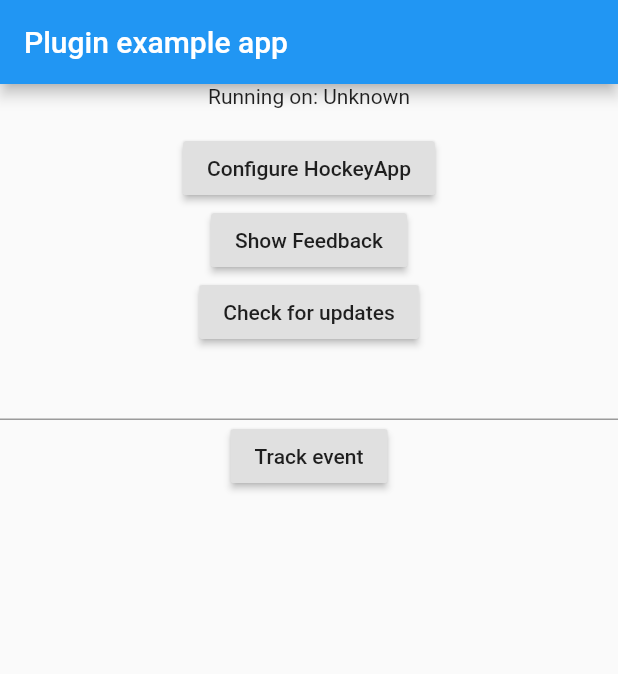
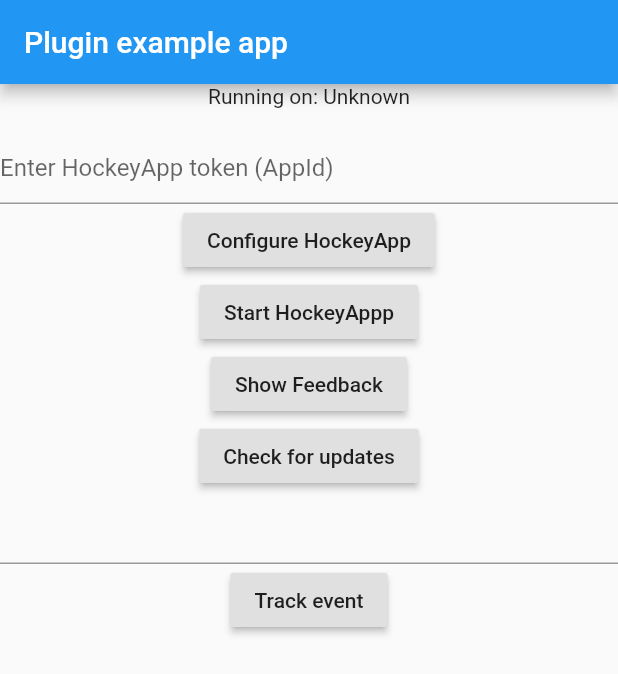
Before and after one commit to Ethras/flutter_hockeyapp, a Flutter app: the screen it shows after launch, after a tap on "Track event", on a phone screen of 412 x 824 dp. Shown: the top 674 px of the screen. Run offline on Flutter 3.47's test engine with Material 2 defaults, Android fonts, the phone set to English and light mode, and no system bars.

Commit message:
added textfield for entering token

```diff
--- a/example/lib/main.dart
+++ b/example/lib/main.dart
@@ -11,7 +11,8 @@ class MyApp extends StatefulWidget {
 
 class _MyAppState extends State<MyApp> {
   String _platformVersion = 'Unknown';
-  TextEditingController controller = TextEditingController();
+  TextEditingController eventTextController = TextEditingController();
+  TextEditingController tokenTextController = TextEditingController();
 
   @override
   initState() {
@@ -50,11 +51,23 @@ class _MyAppState extends State<MyApp> {
           child: new Column(
             children: <Widget>[
               new Text('Running on: $_platformVersion\n'),
+              new TextField(
+                controller: tokenTextController,
+                decoration:
+                    InputDecoration(hintText: "Enter HockeyApp token (AppId)"),
+              ),
               new RaisedButton(
                   onPressed: () async {
-                    await FlutterHockeyapp.configure();
+                    if (tokenTextController.text != null)
+                      await FlutterHockeyapp
+                          .configure(tokenTextController.text);
                   },
                   child: new Text("Configure HockeyApp")),
+              new RaisedButton(
+                  onPressed: () async {
+                    await FlutterHockeyapp.start();
+                  },
+                  child: new Text("Start HockeyAppp")),
               new RaisedButton(
                   onPressed: () async {
                     await FlutterHockeyapp.showFeedback();
@@ -65,11 +78,12 @@ class _MyAppState extends State<MyApp> {
                     await FlutterHockeyapp.checkForUpdates();
                   },
                   child: new Text("Check for updates")),
-              new TextField(controller: controller),
+              new TextField(controller: eventTextController),
               new RaisedButton(
                   onPressed: () async {
-                    if (controller.text.isNotEmpty)
-                      await FlutterHockeyapp.trackEvent(controller.text);
+                    if (eventTextController.text.isNotEmpty)
+                      await FlutterHockeyapp
+                          .trackEvent(eventTextController.text);
                   },
                   child: new Text("Track event"))
             ],
```
Also changed, not shown: 2 other files.
